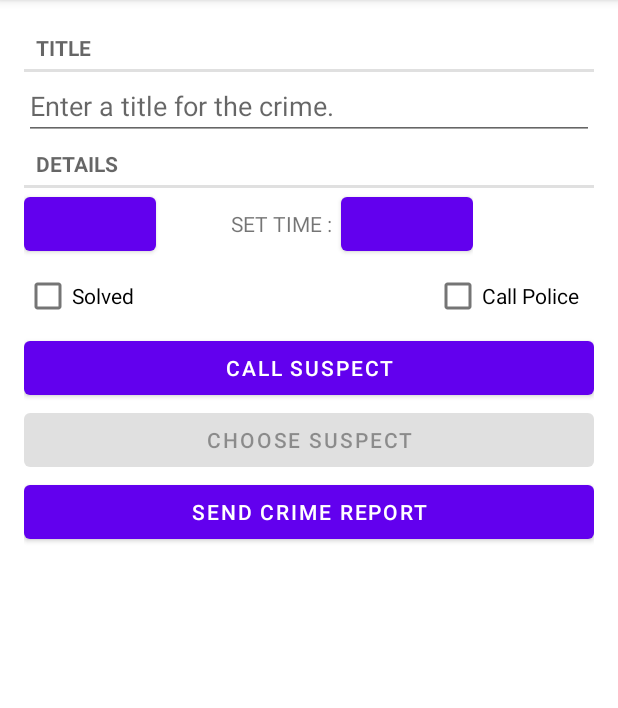
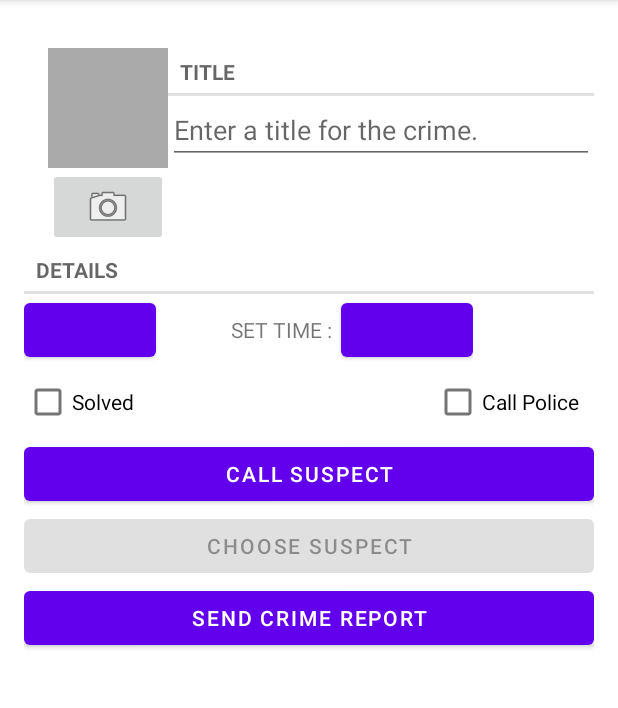
Before and after one commit to daniel-iroka/Criminal-Intent-App, an Android app: the screen it shows after launch (MainActivity), after a tap on "ADD CRIME.", on a phone screen of 412 x 824 dp, the part 84-792 px from its top. Run offline under Robolectric (Android 15) with nearby library versions, the phone set to English and light mode, and no system bars; our stand-ins replace Room's generated code; 1 statement that could not run was skipped.

Commit message:
Updated our ChallengeVersion with main

```diff
--- a/app/src/main/java/com/bignerdranch/android/criminalintentChallengeVersion/Crime.kt
+++ b/app/src/main/java/com/bignerdranch/android/criminalintentChallengeVersion/Crime.kt
@@ -10,4 +10,9 @@ import java.util.*
 // This is a data class that will hold the list data for the crimes
 @Entity
 data class Crime(@PrimaryKey val id: UUID = UUID.randomUUID(), var title : String = "", var date: Date = Date(), var isSolved: Boolean = false,
-                 var contactPolice: String = "Contact Police", var time :Date = Date(), var suspect :String = "", var phoneNumber: String ="")
+                 var contactPolice: String = "Contact Police", var time :Date = Date(), var suspect :String = "", var phoneNumber: String ="")  {
+
+    // Our photo file name
+    val photoFileName
+        get() = "IMG_$id.jpg"
+}
--- a/app/src/main/java/com/bignerdranch/android/criminalintentChallengeVersion/CrimeDetailViewModel.kt
+++ b/app/src/main/java/com/bignerdranch/android/criminalintentChallengeVersion/CrimeDetailViewModel.kt
@@ -4,6 +4,7 @@ import androidx.lifecycle.LiveData
 import androidx.lifecycle.MutableLiveData
 import androidx.lifecycle.Transformations
 import androidx.lifecycle.ViewModel
+import java.io.File
 import java.util.*
 
 
@@ -31,4 +32,9 @@ class CrimeDetailViewModel() : ViewModel() {
     fun saveCrime(crime: Crime) {
         crimeRepository.updateCrime(crime)
     }
+
+    // This exposes our photo's file information to CrimeFragment
+    fun getPhotoFile(crime: Crime): File {
+        return crimeRepository.getPhotoFile(crime)
+    }
 }
--- a/app/src/main/java/com/bignerdranch/android/criminalintentChallengeVersion/CrimeFragment.kt
+++ b/app/src/main/java/com/bignerdranch/android/criminalintentChallengeVersion/CrimeFragment.kt
@@ -7,17 +7,18 @@ import android.content.pm.ResolveInfo
 import android.net.Uri
 import android.os.Bundle
 import android.provider.ContactsContract
+import android.provider.MediaStore
 import android.text.Editable
 import android.text.TextWatcher
 import android.text.format.DateFormat
 import android.view.LayoutInflater
 import android.view.View
 import android.view.ViewGroup
-import android.widget.Button
-import android.widget.CheckBox
-import android.widget.EditText
+import android.widget.*
+import androidx.core.content.FileProvider
 import androidx.fragment.app.Fragment
 import androidx.lifecycle.ViewModelProvider
+import java.io.File
 import java.util.*
 
 
@@ -30,7 +31,7 @@ private const val ARG_CRIME_ID = "crime_id"
 const val DIALOG_DATE = "DialogDate"
 private const val DIALOG_TIME = "DialogTime"
 private const val REQUEST_CONTACT = 1
-private const val REQUEST_PHONE = 1
+private const val REQUEST_PHOTO = 2
 private const val DATE_FORMAT = "EEE, MMM, dd"
 
 
@@ -41,6 +42,8 @@ private const val DATE_FORMAT = "EEE, MMM, dd"
 class CrimeFragment : Fragment() {
 
     private lateinit var crime :Crime
+    private lateinit var photoFile : File
+    private lateinit var photoUri: Uri
     private lateinit var titleField : EditText
     private lateinit var dateButton : Button
     private lateinit var solvedCheckedBox: CheckBox
@@ -48,6 +51,8 @@ class CrimeFragment : Fragment() {
     private lateinit var reportButton: Button
     private lateinit var suspectButton: Button
     private lateinit var callSuspectButton: Button
+    private lateinit var photoButton: ImageButton
+    private lateinit var photoView: ImageView
 
 
     /**  || MOST FUNCTIONS USED IN FRAGMENTS ARE LIFECYCLE CALL BACK FUNCTIONS USED TO PERSIST THE STATE OF THE UI. such as below ||  **/
@@ -89,8 +94,8 @@ class CrimeFragment : Fragment() {
         reportButton = view.findViewById(R.id.crime_report) as Button
         suspectButton = view.findViewById(R.id.crime_suspect) as Button
         callSuspectButton = view.findViewById(R.id.call_suspect_button) as Button
-
-
+        photoButton = view.findViewById(R.id.crime_camera) as ImageButton
+        photoView = view.findViewById(R.id.crime_photo) as ImageView
 
 
 
@@ -98,8 +103,7 @@ class CrimeFragment : Fragment() {
         dateButton.setOnClickListener {
 
             // This is the replacement of "setTargetFragment". We use this function to connect both fragments together
-            childFragmentManager.setFragmentResultListener("requestKey", viewLifecycleOwner) { Key, bundle ->
-
+            childFragmentManager.setFragmentResultListener("requestKey", viewLifecycleOwner) { _, bundle ->
 
                 val result = bundle.getSerializable("bundleKey") as Date
                 crime.date = result
@@ -107,24 +111,21 @@ class CrimeFragment : Fragment() {
             }
             updateUI()
 
-
             val showDate = DatePickerFragment.newInstance(crime.date)
             showDate.show(this@CrimeFragment.childFragmentManager, DIALOG_DATE)
         }
 
 
-
         // initializing our timePicker Button to enable the user select a particular time for a date
         timePickerButton.setOnClickListener {
 
-            childFragmentManager.setFragmentResultListener("transferKey", viewLifecycleOwner)  { Key, bundle ->
+            childFragmentManager.setFragmentResultListener("transferKey", viewLifecycleOwner)  { _, bundle ->
 
                 val result = bundle.getSerializable("resultKey") as Date
                 crime.time = result
                 updateTime()
             }
             updateTime()
-
 
             val showTime = TimePickerFragment.newInstance(crime.time)
             showTime.show(this@CrimeFragment.childFragmentManager, DIALOG_TIME)
@@ -143,6 +144,9 @@ class CrimeFragment : Fragment() {
             androidx.lifecycle.Observer { crime ->
                 crime?.let {
                     this.crime = crime
+                    photoFile = crimeDetailViewModel.getPhotoFile(crime)
+                    // we use getUriFile to get the Uri of a file that the camera app can recognize
+                    photoUri = FileProvider.getUriForFile(requireActivity(), "com.bignerdranch.android.criminalintentChallengeVersion.fileprovider", photoFile)
                     updateUI()
                     updateTime()
                 }
@@ -336,6 +340,39 @@ class CrimeFragment : Fragment() {
             }
 
 
+            // Initializing our photoButton to take pictures of a crime
+            photoButton.apply {
+                val packageManager = requireActivity().packageManager
+
+                // Will check for activities that correspond to the one in our Intent and disable button if none is found
+                val captureImage = Intent(MediaStore.ACTION_IMAGE_CAPTURE)
+                val resolvedActivity : ResolveInfo? =
+                    packageManager.resolveActivity(captureImage,
+                    PackageManager.MATCH_DEFAULT_ONLY)
+
+                if (resolvedActivity == null) {
+                    isEnabled = false  // will disable button if no corresponding activity is found
+                }
+
+                setOnClickListener {
+                    captureImage.putExtra(MediaStore.EXTRA_OUTPUT, photoUri)
+
+                    val cameraActivities : List<ResolveInfo> =
+                        packageManager.queryIntentActivities(captureImage,
+                        PackageManager.MATCH_DEFAULT_ONLY)
+
+                    for (cameraActivity in cameraActivities) {
+                        requireActivity().grantUriPermission(
+                            cameraActivity.activityInfo.packageName,
+                            photoUri,
+                            Intent.FLAG_GRANT_WRITE_URI_PERMISSION)  // granting permission to other apps to allow it write Uris to CriminalIntent
+                    }
+                }
+                startActivityForResult(captureImage, REQUEST_PHOTO)
+
+            }
+
+
         }
 
 
--- a/app/src/main/java/com/bignerdranch/android/criminalintentChallengeVersion/CrimeRepository.kt
+++ b/app/src/main/java/com/bignerdranch/android/criminalintentChallengeVersion/CrimeRepository.kt
@@ -5,6 +5,7 @@ import androidx.lifecycle.LiveData
 import androidx.room.Room
 import com.bignerdranch.android.criminalintentChallengeVersion.database.CrimeDatabase
 import com.bignerdranch.android.criminalintentChallengeVersion.database.migration_4_5
+import java.io.File
 import java.util.*
 import java.util.concurrent.Executors
 
@@ -29,6 +30,7 @@ class CrimeRepository private constructor(context: Context) {
     private val crimeDao = database.crimeDao()    // stores references to our DAO objects
 
     private val executor = Executors.newSingleThreadExecutor()
+    private val getFilePath = context.applicationContext.filesDir  // this returns a Handle(use or interaction) to a Path for private files
 
 
 
@@ -53,6 +55,8 @@ class CrimeRepository private constructor(context: Context) {
     }
 
 
+    // This provides the full local path of a private file in our filesystem
+    fun getPhotoFile(crime: Crime): File = File(getFilePath, crime.photoFileName)
 
 
     // This is what makes our entire class a singleton
--- a/app/src/main/res/layout/fragment_crime.xml
+++ b/app/src/main/res/layout/fragment_crime.xml
@@ -6,6 +6,42 @@
     android:layout_width="match_parent"
     android:layout_height="match_parent"
     android:layout_margin="16dp">
+
+    <!-- LinearLayout for our Title and Picture. -->
+
+    <LinearLayout
+        android:layout_width="match_parent"
+        android:layout_height="wrap_content"
+        android:orientation="horizontal"
+        android:layout_marginStart="16dp"
+        android:layout_marginTop="16dp">
+
+        <LinearLayout
+            android:layout_width="wrap_content"
+            android:layout_height="wrap_content"
+            android:orientation="vertical">
+
+            <ImageView
+                android:id="@+id/crime_photo"
+                android:layout_width="80dp"
+                android:layout_height="80dp"
+                android:scaleType="centerInside"
+                android:cropToPadding="true"
+                android:background="@android:color/darker_gray"/>
+
+            <ImageButton
+                android:id="@+id/crime_camera"
+                android:layout_width="match_parent"
+                android:layout_height="wrap_content"
+                android:src="@android:drawable/ic_menu_camera"/>
+
+        </LinearLayout>
+
+            <LinearLayout
+                android:orientation="vertical"
+                android:layout_width="0dp"
+                android:layout_height="wrap_content"
+                android:layout_weight="1">
 
                 <TextView
                     style="?android:listSeparatorTextViewStyle"
@@ -19,6 +55,10 @@
                     android:layout_height="wrap_content"
                     android:hint="@string/crime_title_hint"/>
 
+        </LinearLayout>
+    </LinearLayout>
+
+
 
     <TextView
         style="?android:listSeparatorTextViewStyle"
@@ -26,9 +66,7 @@
         android:layout_height="wrap_content"
         android:text="@string/crime_details_label"/>
 
-
     <!-- Challenge Tryout -->
-
 
     <LinearLayout
         android:layout_width="wrap_content"
@@ -54,8 +92,6 @@
             android:layout_height="wrap_content"
             tools:text="14:37"
             android:layout_marginStart="5dp"/>
-
-
     </LinearLayout>
 
 
@@ -102,6 +138,4 @@
         android:layout_height="wrap_content"
         android:text="@string/crime_report_text"/>
 
-
-
 </LinearLayout>
```
Also changed, not shown: app/src/main/AndroidManifest.xml (+14 -0 lines), app/src/main/res/xml/files.xml (added, +9 -0 lines). Lines whose indentation alone changed are shown as unchanged.
